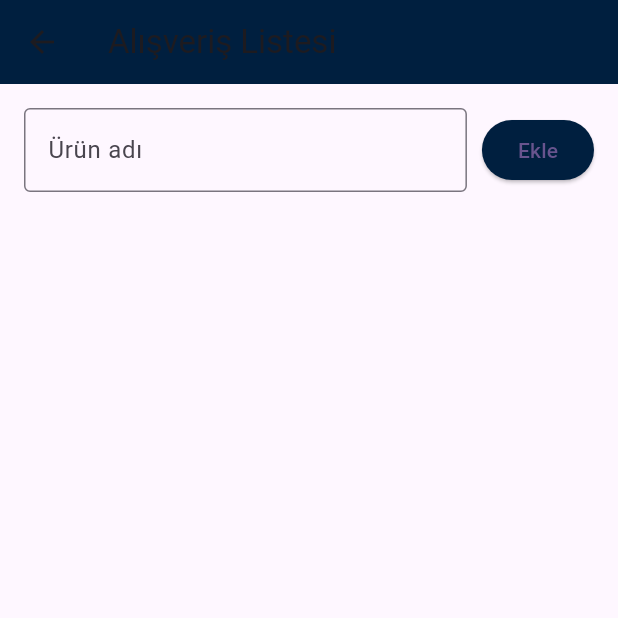
After one commit to Elif061/alisveris_mobil, a Flutter app: the screen it shows once a user with an empty profile is signed in, after a tap on "Alışveriş Listesi", on a phone screen of 412 x 824 dp, the top half of it. The commit adds this screen. Run offline on Flutter 3.47's test engine with Material 3 defaults, Android fonts, the light colour scheme and no system bars; our stand-ins replace cloud_firestore, firebase_auth, firebase_core; accounts and stored records are empty; network calls fail.

Commit message:
Şifremi unuttum ve ana sayfada alışveriş listesi kısmı eklendi

```diff
--- a/lib/main.dart
+++ b/lib/main.dart
@@ -1,12 +1,15 @@
 import 'package:flutter/material.dart';
 import 'package:firebase_core/firebase_core.dart';
+import 'package:firebase_auth/firebase_auth.dart';
+
 import 'firebase_options.dart';
 import 'pages/login_page.dart';
+import 'pages/home_page.dart'; // ✅ Ana sayfa burada
 
 void main() async {
   WidgetsFlutterBinding.ensureInitialized();
   await Firebase.initializeApp(
-    options: DefaultFirebaseOptions.currentPlatform, // Web için gerekli!
+    options: DefaultFirebaseOptions.currentPlatform,
   );
   runApp(const MyApp());
 }
@@ -23,7 +26,21 @@ class MyApp extends StatelessWidget {
         colorScheme: ColorScheme.fromSeed(seedColor: Colors.deepPurple),
         useMaterial3: true,
       ),
-      home: const LoginPage(),
+      // 🔐 Oturum kontrolü:
+      home: StreamBuilder<User?>(
+        stream: FirebaseAuth.instance.authStateChanges(),
+        builder: (context, snapshot) {
+          if (snapshot.connectionState == ConnectionState.waiting) {
+            return const Scaffold(
+              body: Center(child: CircularProgressIndicator()),
+            );
+          } else if (snapshot.hasData) {
+            return const HomePage(); // ✅ Giriş yapan kullanıcı => Ana Sayfa
+          } else {
+            return const LoginPage(); // 🔐 Oturum yok => Login
+          }
+        },
+      ),
     );
   }
 }
--- /dev/null
+++ b/lib/pages/home_page.dart
@@ -0,0 +1,45 @@
+import 'package:flutter/material.dart';
+import 'shopping_list_page.dart'; // yeni sayfa oluşturacağız
+
+class HomePage extends StatelessWidget {
+  const HomePage({super.key});
+
+  @override
+  Widget build(BuildContext context) {
+    return Scaffold(
+      appBar: AppBar(
+        backgroundColor: const Color(0xff001F3F),
+        title: Row(
+          children: [
+            Image.asset(
+              'assets/projelogosu.png',
+              width: 40,
+              height: 40,
+            ),
+            const SizedBox(width: 10),
+            const Text("Aldım Gitti", style: TextStyle(color: Colors.white)),
+          ],
+        ),
+      ),
+      body: Stack(
+        children: [
+          Positioned(
+            bottom: 20,
+            left: 20,
+            child: FloatingActionButton.extended(
+              onPressed: () {
+                Navigator.push(
+                  context,
+                  MaterialPageRoute(builder: (context) => const ShoppingListPage()),
+                );
+              },
+              label: const Text('Alışveriş Listesi'),
+              icon: const Icon(Icons.shopping_cart),
+              backgroundColor: const Color(0xff001F3F),
+            ),
+          ),
+        ],
+      ),
+    );
+  }
+}
--- a/lib/pages/login_page.dart
+++ b/lib/pages/login_page.dart
@@ -1,6 +1,7 @@
+import 'package:alisveris_mobil/pages/home_page.dart';
 import 'package:flutter/material.dart';
 import 'package:firebase_auth/firebase_auth.dart';
-import 'register_page.dart'; // 🔹 Kayıt sayfası import edildi
+import 'register_page.dart';
 
 class LoginPage extends StatefulWidget {
   const LoginPage({super.key});
@@ -12,6 +13,7 @@ class LoginPage extends StatefulWidget {
 class _LoginPageState extends State<LoginPage> {
   final emailController = TextEditingController();
   final passwordController = TextEditingController();
+  bool _obscurePassword = true;
 
   Future<void> signIn() async {
     try {
@@ -27,6 +29,27 @@ class _LoginPageState extends State<LoginPage> {
     } catch (e) {
       ScaffoldMessenger.of(context).showSnackBar(
         SnackBar(content: Text('Giriş başarısız: ${e.toString()}')),
+      );
+    }
+  }
+
+  Future<void> resetPassword() async {
+    final email = emailController.text.trim();
+    if (email.isEmpty) {
+      ScaffoldMessenger.of(context).showSnackBar(
+        const SnackBar(content: Text("Lütfen e-posta adresinizi girin")),
+      );
+      return;
+    }
+
+    try {
+      await FirebaseAuth.instance.sendPasswordResetEmail(email: email);
+      ScaffoldMessenger.of(context).showSnackBar(
+        const SnackBar(content: Text("Şifre sıfırlama bağlantısı gönderildi.")),
+      );
+    } catch (e) {
+      ScaffoldMessenger.of(context).showSnackBar(
+        SnackBar(content: Text("Hata: ${e.toString()}")),
       );
     }
   }
@@ -71,15 +94,35 @@ class _LoginPageState extends State<LoginPage> {
 
                 TextField(
                   controller: passwordController,
-                  obscureText: true,
+                  obscureText: _obscurePassword,
                   decoration: InputDecoration(
                     labelText: 'Şifre',
                     border: OutlineInputBorder(
                       borderRadius: BorderRadius.circular(12),
                     ),
+                    suffixIcon: IconButton(
+                      icon: Icon(
+                        _obscurePassword ? Icons.visibility_off : Icons.visibility,
+                      ),
+                      onPressed: () {
+                        setState(() {
+                          _obscurePassword = !_obscurePassword;
+                        });
+                      },
+                    ),
                   ),
                 ),
-                const SizedBox(height: 20),
+                const SizedBox(height: 10),
+
+                Align(
+                  alignment: Alignment.centerRight,
+                  child: TextButton(
+                    onPressed: resetPassword,
+                    child: const Text("Şifremi unuttum"),
+                  ),
+                ),
+
+                const SizedBox(height: 5),
 
                 ElevatedButton(
                   onPressed: signIn,
@@ -98,7 +141,6 @@ class _LoginPageState extends State<LoginPage> {
 
                 const SizedBox(height: 10),
 
-                // 🔹 Kayıt Ol linki çalışır hale getirildi
                 TextButton(
                   onPressed: () {
                     Navigator.push(
@@ -116,18 +158,3 @@ class _LoginPageState extends State<LoginPage> {
     );
   }
 }
-
-// Geçici Ana Sayfa
-class HomePage extends StatelessWidget {
-  const HomePage({super.key});
-
-  @override
-  Widget build(BuildContext context) {
-    return Scaffold(
-      appBar: AppBar(title: const Text("Ana Sayfa")),
-      body: const Center(
-        child: Text("Giriş başarılı 🎉", style: TextStyle(fontSize: 24)),
-      ),
-    );
-  }
-}
--- /dev/null
+++ b/lib/pages/shopping_list_page.dart
@@ -0,0 +1,120 @@
+import 'package:flutter/material.dart';
+import 'package:cloud_firestore/cloud_firestore.dart';
+
+class ShoppingListPage extends StatefulWidget {
+  const ShoppingListPage({super.key});
+
+  @override
+  State<ShoppingListPage> createState() => _ShoppingListPageState();
+}
+
+class _ShoppingListPageState extends State<ShoppingListPage> {
+  final TextEditingController _controller = TextEditingController();
+
+  Future<void> _addItemToFirestore(String item) async {
+    if (item.trim().isEmpty) return;
+
+    await FirebaseFirestore.instance.collection('alisveris_listesi').add({
+      'urun': item.trim(),
+      'done': false,
+      'eklenme_tarihi': Timestamp.now(),
+    });
+
+    _controller.clear();
+  }
+
+  Future<void> _toggleDone(DocumentSnapshot doc) async {
+    final current = doc['done'] as bool;
+    await doc.reference.update({'done': !current});
+  }
+
+  Future<void> _removeItem(DocumentSnapshot doc) async {
+    await doc.reference.delete();
+  }
+
+  @override
+  Widget build(BuildContext context) {
+    return Scaffold(
+      appBar: AppBar(
+        title: const Text("Alışveriş Listesi"),
+        backgroundColor: const Color(0xff001F3F),
+      ),
+      body: Padding(
+        padding: const EdgeInsets.all(16),
+        child: Column(
+          children: [
+            Row(
+              children: [
+                Expanded(
+                  child: TextField(
+                    controller: _controller,
+                    decoration: const InputDecoration(
+                      labelText: "Ürün adı",
+                      border: OutlineInputBorder(),
+                    ),
+                  ),
+                ),
+                const SizedBox(width: 10),
+                ElevatedButton(
+                  onPressed: () => _addItemToFirestore(_controller.text),
+                  style: ElevatedButton.styleFrom(
+                    backgroundColor: const Color(0xff001F3F),
+                  ),
+                  child: const Text("Ekle"),
+                ),
+              ],
+            ),
+            const SizedBox(height: 20),
+            Expanded(
+              child: StreamBuilder<QuerySnapshot>(
+                stream: FirebaseFirestore.instance
+                    .collection('alisveris_listesi')
+                    .orderBy('eklenme_tarihi', descending: true)
+                    .snapshots(),
+                builder: (context, snapshot) {
+                  if (!snapshot.hasData) {
+                    return const Center(child: CircularProgressIndicator());
+                  }
+
+                  final docs = snapshot.data!.docs;
+
+                  return ListView.builder(
+                    itemCount: docs.length,
+                    itemBuilder: (context, index) {
+                      final doc = docs[index];
+                      final data = doc.data() as Map<String, dynamic>;
+
+                      return GestureDetector(
+                        onTap: () => _toggleDone(doc),
+                        onLongPress: () => _removeItem(doc),
+                        child: Card(
+                          child: ListTile(
+                            leading: const Icon(Icons.shopping_cart),
+                            title: Text(
+                              data['urun'] ?? '',
+                              style: TextStyle(
+                                decoration: (data['done'] == true)
+                                    ? TextDecoration.lineThrough
+                                    : TextDecoration.none,
+                              ),
+                            ),
+                            trailing: Icon(
+                              data['done'] == true
+                                  ? Icons.check_circle
+                                  : Icons.circle_outlined,
+                              color: data['done'] == true ? Colors.green : null,
+                            ),
+                          ),
+                        ),
+                      );
+                    },
+                  );
+                },
+              ),
+            ),
+          ],
+        ),
+      ),
+    );
+  }
+}
--- a/pubspec.yaml
+++ b/pubspec.yaml
@@ -13,6 +13,7 @@ dependencies:
   cupertino_icons: ^1.0.6
   firebase_core: ^2.24.2
   firebase_auth: ^4.17.4
+  cloud_firestore: ^4.17.5
 
 dev_dependencies:
   flutter_test:
```
Also changed, not shown: lib/pages/alisveris_listesi_page.dart (added, +82 -0 lines), lib/pages/register_page.dart (+16 -4 lines), pubspec.lock, 3 other files.
